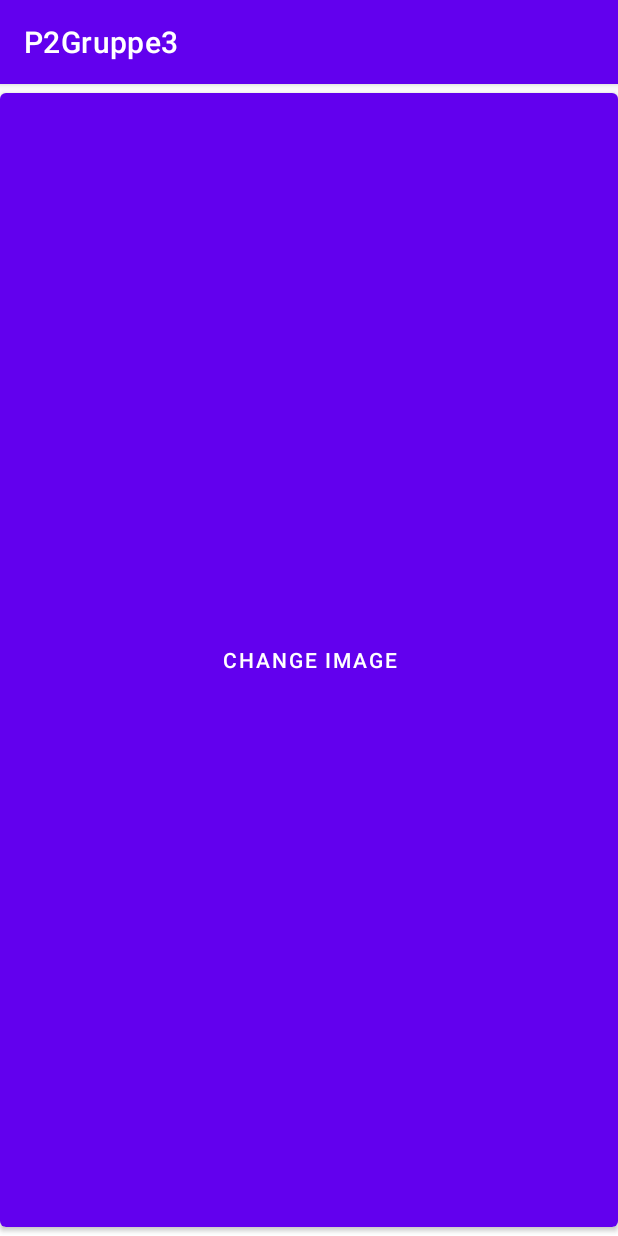
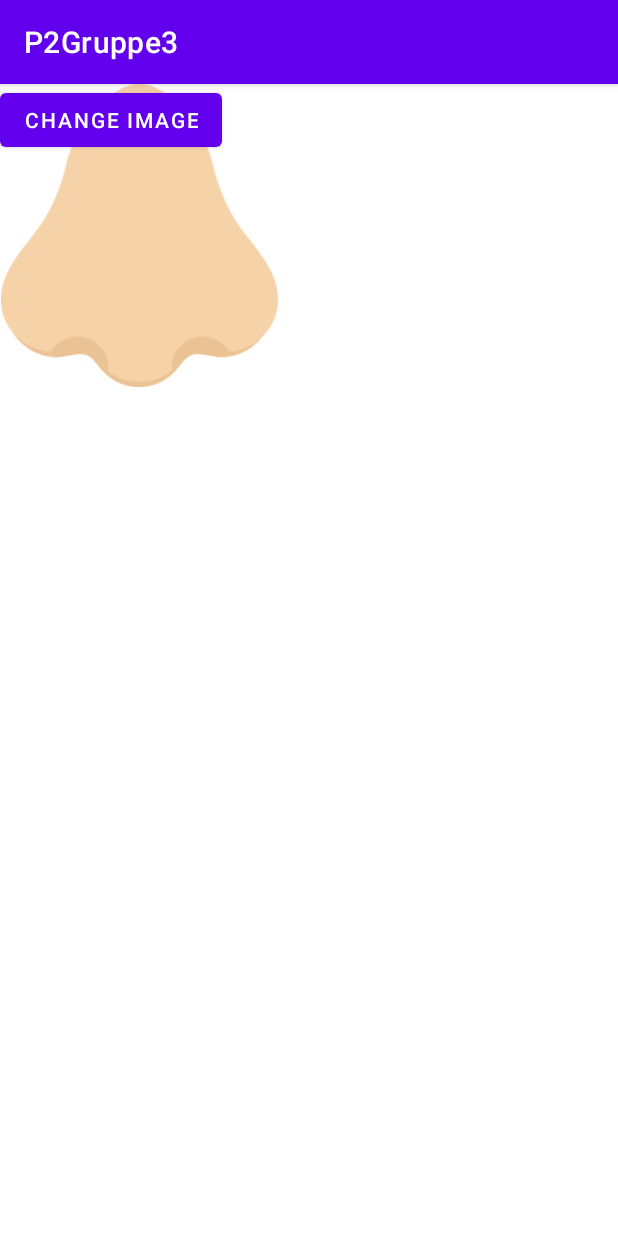
Before and after one commit to MishiMads/P2Gruppe3, an Android app: the MiniGame1 screen opened directly, with no data from a screen before it, on a phone screen of 412 x 824 dp. Run offline under Robolectric (Android 15) with nearby library versions, the phone set to English and light mode, and no system bars.

Commit message:
Mini game 1 igen igen

```diff
--- a/app/src/main/res/layout/activity_mini_game1.xml
+++ b/app/src/main/res/layout/activity_mini_game1.xml
@@ -6,24 +6,18 @@
     android:layout_height="match_parent"
     tools:context=".MiniGame1">
 
-
-
-
-
-
-
     <ImageView
         android:id="@+id/nose"
-        android:layout_width="match_parent"
-        android:layout_height="match_parent"
+        android:layout_width="186dp"
+        android:layout_height="202dp"
         app:srcCompat="@drawable/group_2"
-        tools:layout_editor_absoluteX="181dp"
-        tools:layout_editor_absoluteY="214dp" />
+        tools:layout_editor_absoluteX="490dp"
+        tools:layout_editor_absoluteY="84dp" />
 
     <Button
         android:id="@+id/button"
-        android:layout_width="match_parent"
-        android:layout_height="match_parent"
+        android:layout_width="wrap_content"
+        android:layout_height="wrap_content"
         android:text="Change image"
         tools:layout_editor_absoluteX="81dp"
         tools:layout_editor_absoluteY="153dp" />
```
